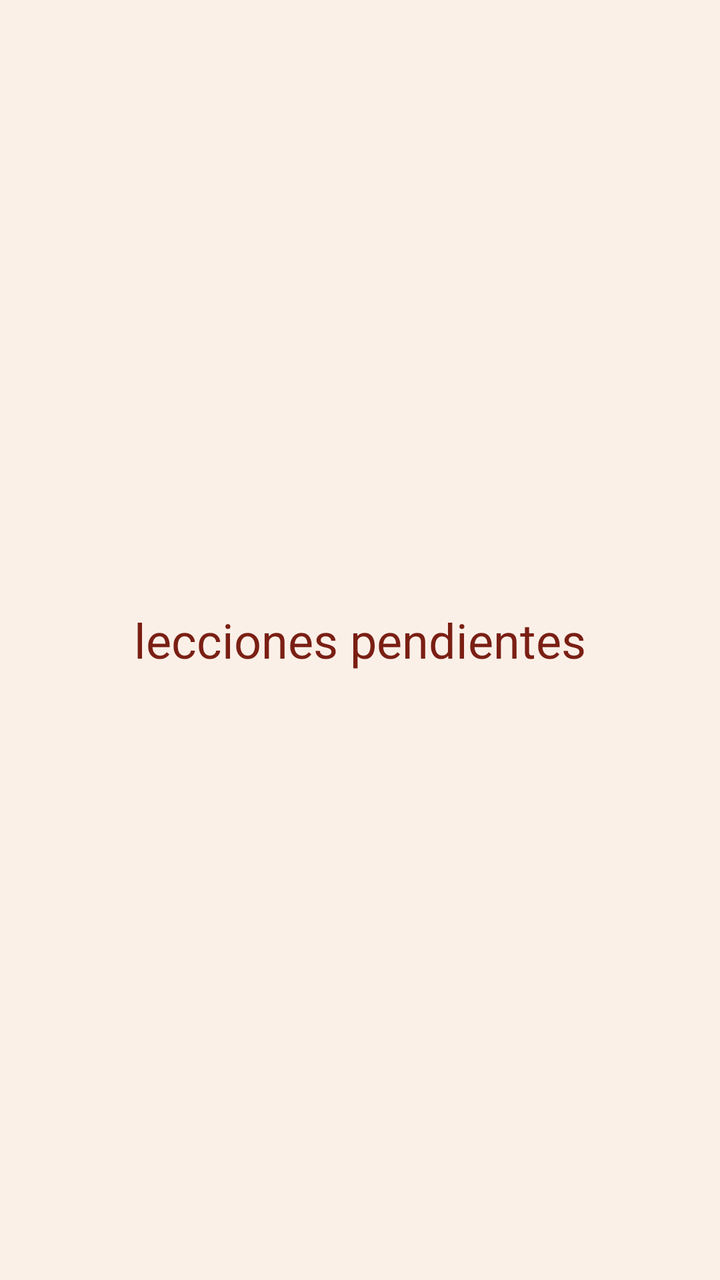
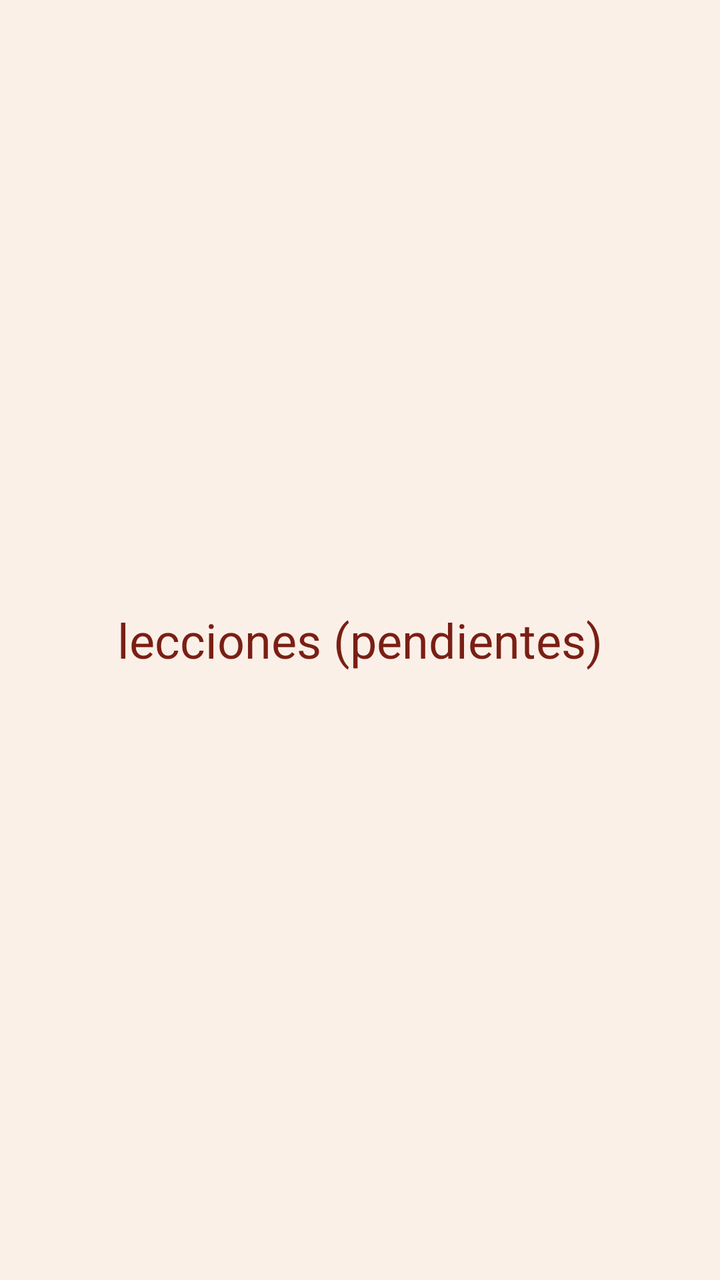

Compare the two renders of this Android layout. The source of the first and the diff that turns it into the second are given below.
<!-- AndroidManifest.xml: application theme Theme.Buti -->
<!-- res/layout/fragment_lecciones.xml -->
<?xml version="1.0" encoding="utf-8"?>
<FrameLayout xmlns:android="http://schemas.android.com/apk/res/android"
    android:layout_width="match_parent"
    android:layout_height="match_parent">

    <TextView
        android:layout_width="wrap_content"
        android:layout_height="wrap_content"
        android:layout_gravity="center"
        android:text="lecciones pendientes"
        android:textAppearance="?attr/textAppearanceHeadlineSmall"
        android:textColor="@color/buti_marron" />

</FrameLayout>
<!-- resources referenced by this layout -->
<resources>
  <color name="buti_marron">#FF7A1F14</color>
  <style name="Theme.Buti" parent="Base.Theme.Buti" />
  <style name="Base.Theme.Buti" parent="Theme.Material3.Light.NoActionBar">
          <item name="colorPrimary">@color/buti_naranja</item>
          <item name="colorOnPrimary">@color/white</item>
          <item name="colorSecondary">@color/buti_verde</item>
          <item name="colorOnSecondary">@color/white</item>
          <item name="colorSurface">@color/buti_blanco</item>
          <item name="colorOnSurface">@color/buti_azul</item>
          <item name="android:colorBackground">@color/buti_crema</item>
      </style>
  <color name="buti_naranja">#FFC8571F</color>
  <color name="white">#FFFFFFFF</color>
  <color name="buti_verde">#FF8A9A6E</color>
  <color name="buti_blanco">#FFFFFFFF</color>
  <color name="buti_azul">#FF1E3A5F</color>
  <color name="buti_crema">#FFFBF0E8</color>
</resources>

<!-- the commit's change to res/layout/fragment_lecciones.xml (unified diff, before → after) -->
@@ -7,7 +7,7 @@
         android:layout_width="wrap_content"
         android:layout_height="wrap_content"
         android:layout_gravity="center"
-        android:text="lecciones pendientes"
+        android:text="lecciones (pendientes)"
         android:textAppearance="?attr/textAppearanceHeadlineSmall"
         android:textColor="@color/buti_marron" />
 
